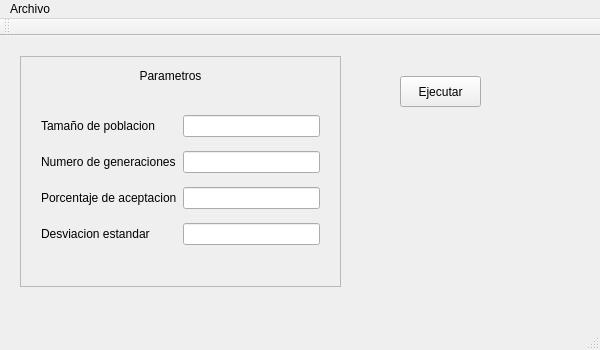
This is mainwindow.ui in antonioaraujob/optimizacionac as Qt 5 draws it before an edit. The edited form follows.
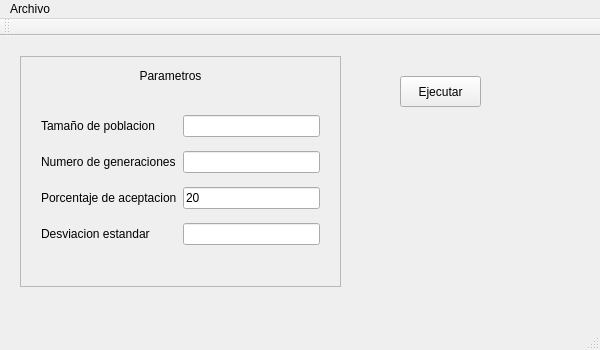
This is the edited form.

Commit message: Corrección en el orden del foco (Tab) para los campos de entrada de parametros.

What changed in the file:
```diff
--- a/mainwindow.ui
+++ b/mainwindow.ui
@@ -63,7 +63,11 @@
        </widget>
       </item>
       <item row="2" column="1">
-       <widget class="QLineEdit" name="lineEditAceptationPercentage"/>
+       <widget class="QLineEdit" name="lineEditAceptationPercentage">
+        <property name="text">
+         <string>20</string>
+        </property>
+       </widget>
       </item>
       <item row="1" column="1">
        <widget class="QLineEdit" name="lineEditGenerationNumber"/>
```
Left out of the diff: 10 changed lines with no effect on the pictures. The commit also changes 2 other files.
